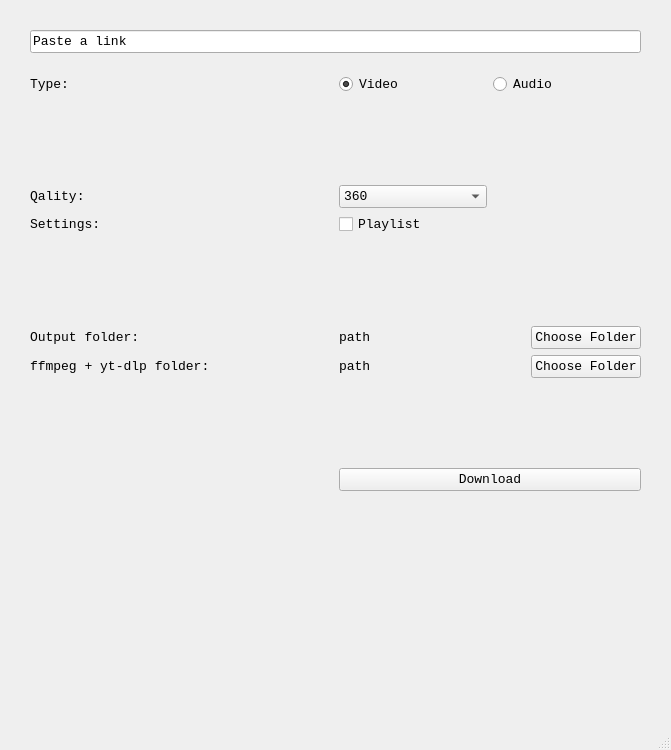
Old version of the form main.ui in the repository johtai/simple-gui-downloader.
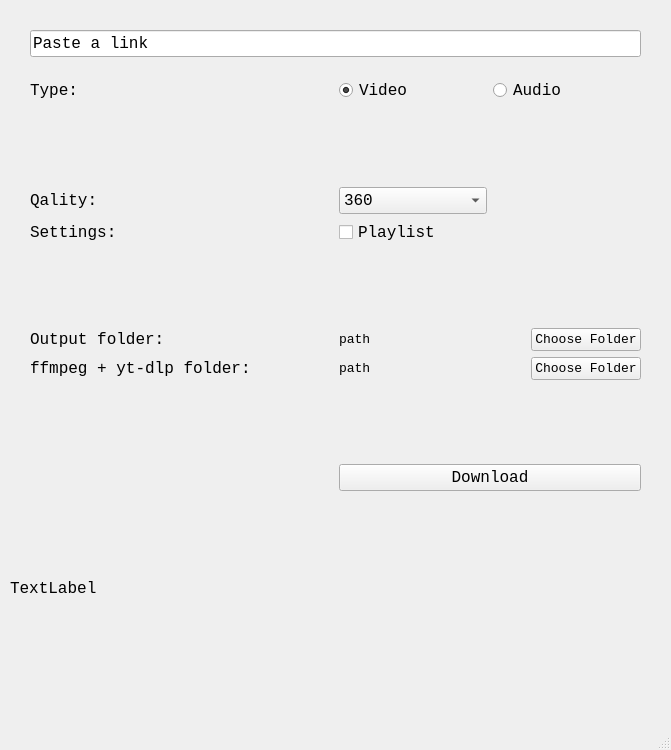
New version of the form.

Commit message: add playlist option and fix aommentsx

```diff
--- a/main.ui
+++ b/main.ui
@@ -31,7 +31,7 @@
   <property name="font">
    <font>
     <family>Consolas</family>
-    <pointsize>10</pointsize>
+    <pointsize>12</pointsize>
    </font>
   </property>
   <property name="windowTitle">
@@ -62,7 +62,7 @@
        <property name="font">
         <font>
          <family>Consolas</family>
-         <pointsize>10</pointsize>
+         <pointsize>12</pointsize>
         </font>
        </property>
        <property name="text">
@@ -93,7 +93,7 @@
          <property name="font">
           <font>
            <family>Consolas</family>
-           <pointsize>10</pointsize>
+           <pointsize>12</pointsize>
           </font>
          </property>
          <property name="text">
@@ -111,6 +111,12 @@
              <verstretch>0</verstretch>
             </sizepolicy>
            </property>
+           <property name="font">
+            <font>
+             <family>Consolas</family>
+             <pointsize>10</pointsize>
+            </font>
+           </property>
            <property name="text">
             <string>path</string>
            </property>
@@ -124,6 +130,12 @@
              <verstretch>0</verstretch>
             </sizepolicy>
            </property>
+           <property name="font">
+            <font>
+             <family>Consolas</family>
+             <pointsize>10</pointsize>
+            </font>
+           </property>
            <property name="text">
             <string>Choose Folder</string>
            </property>
@@ -207,7 +219,7 @@
          <property name="font">
           <font>
            <family>Consolas</family>
-           <pointsize>10</pointsize>
+           <pointsize>12</pointsize>
           </font>
          </property>
          <property name="text">
@@ -242,7 +254,7 @@
            <property name="font">
             <font>
              <family>Consolas</family>
-             <pointsize>10</pointsize>
+             <pointsize>12</pointsize>
             </font>
            </property>
            <property name="text">
@@ -258,7 +270,7 @@
            <property name="font">
             <font>
              <family>Consolas</family>
-             <pointsize>10</pointsize>
+             <pointsize>12</pointsize>
             </font>
            </property>
            <property name="text">
@@ -286,7 +298,7 @@
          <property name="font">
           <font>
            <family>Consolas</family>
-           <pointsize>10</pointsize>
+           <pointsize>12</pointsize>
           </font>
          </property>
          <property name="text">
@@ -299,7 +311,7 @@
          <property name="font">
           <font>
            <family>Consolas</family>
-           <pointsize>10</pointsize>
+           <pointsize>12</pointsize>
           </font>
          </property>
          <property name="text">
@@ -312,7 +324,7 @@
          <property name="font">
           <font>
            <family>Consolas</family>
-           <pointsize>10</pointsize>
+           <pointsize>12</pointsize>
           </font>
          </property>
          <property name="text">
@@ -336,6 +348,12 @@
              <verstretch>0</verstretch>
             </sizepolicy>
            </property>
+           <property name="font">
+            <font>
+             <family>Consolas</family>
+             <pointsize>10</pointsize>
+            </font>
+           </property>
            <property name="text">
             <string>path</string>
            </property>
@@ -349,6 +367,12 @@
              <verstretch>0</verstretch>
             </sizepolicy>
            </property>
+           <property name="font">
+            <font>
+             <family>Consolas</family>
+             <pointsize>10</pointsize>
+            </font>
+           </property>
            <property name="text">
             <string>Choose Folder</string>
            </property>
@@ -360,6 +384,19 @@
      </item>
     </layout>
    </widget>
+   <widget class="QLabel" name="command_label">
+    <property name="geometry">
+     <rect>
+      <x>10</x>
+      <y>580</y>
+      <width>661</width>
+      <height>16</height>
+     </rect>
+    </property>
+    <property name="text">
+     <string>TextLabel</string>
+    </property>
+   </widget>
   </widget>
   <widget class="QMenuBar" name="menubar">
    <property name="geometry">
```
Left out of the diff: 4 changed lines with no effect on the pictures. The commit also changes 1 other file.
